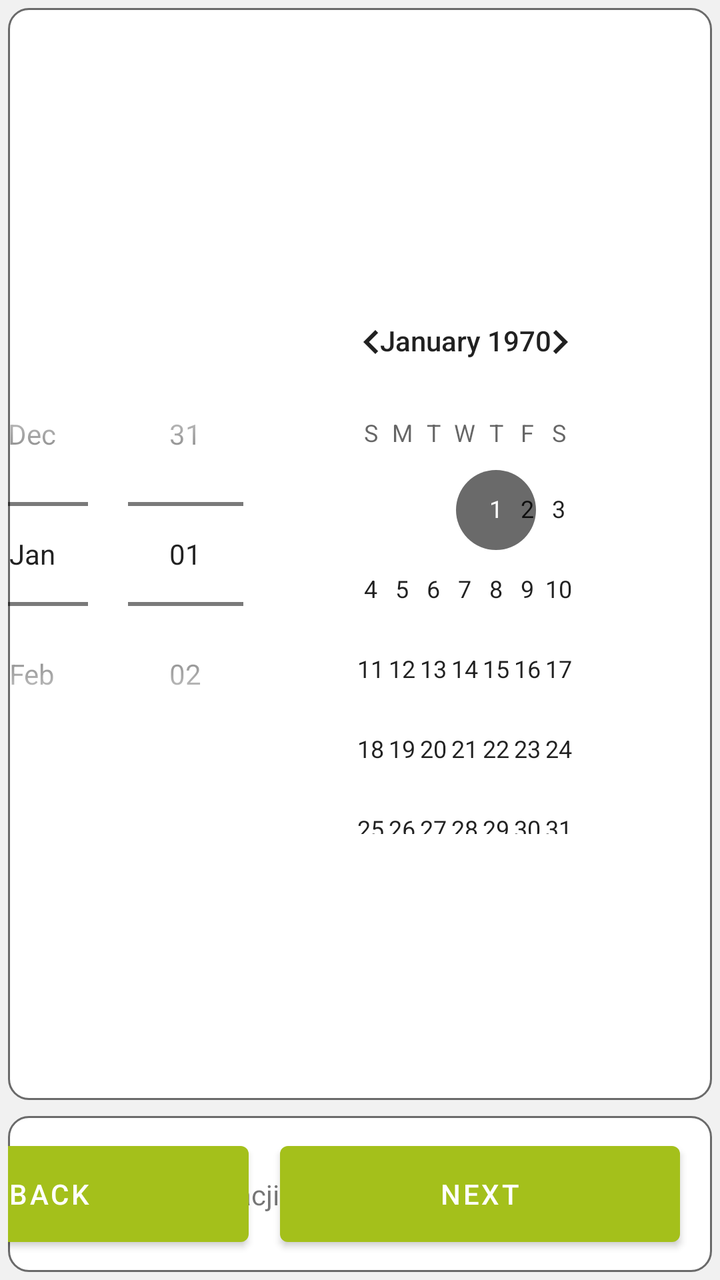
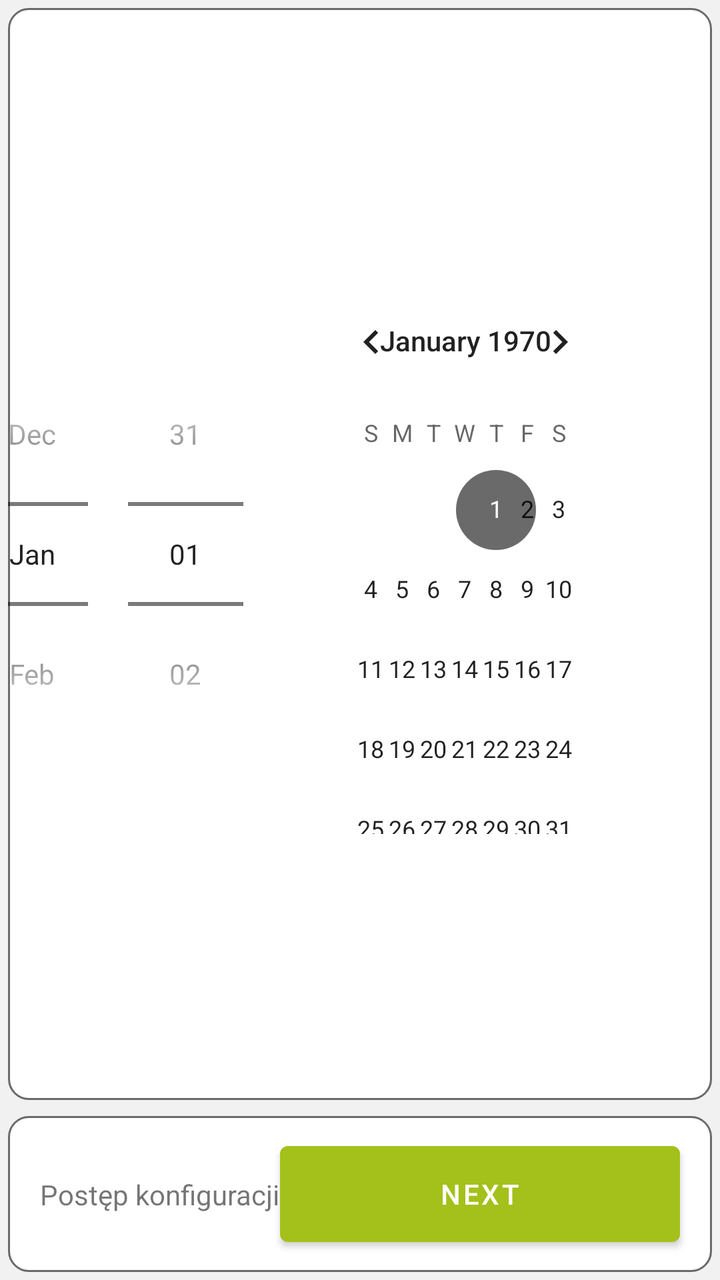

An Android layout rendered at two revisions. The XML below is the earlier revision; the diff shows what the commit changed to produce the second picture.
<!-- AndroidManifest.xml: application theme AppTheme -->
<!-- res/layout/fragment_creator_time_select.xml -->
<?xml version="1.0" encoding="utf-8"?>
<layout xmlns:android="http://schemas.android.com/apk/res/android"
    xmlns:app="http://schemas.android.com/apk/res-auto"
    xmlns:tools="http://schemas.android.com/tools">

    <data>

        <variable
            name="viewModel"
            type="eu.agribot.agribotapp.ui.fragment.taskcreator.timeselect.CreatorTimeSelectViewModel" />
    </data>

    <LinearLayout
        android:layout_width="match_parent"
        android:layout_height="match_parent"
        android:background="@color/background_gray"
        android:orientation="vertical">

            <LinearLayout
                android:layout_width="match_parent"
                android:layout_height="0dp"
                android:layout_weight="7"
                android:layout_margin="@dimen/margin_small"
                android:background="@drawable/rounded_corner_layout"
                android:gravity="center">


                <DatePicker
                    android:id="@+id/date_picker"
                    android:layout_width="wrap_content"
                    android:layout_height="wrap_content"
                    android:layout_gravity="center"
                    android:layout_margin="@dimen/margin_medium"
                    android:datePickerMode="spinner" />

                <TimePicker
                    android:id="@+id/time_picker"
                    android:layout_width="wrap_content"
                    android:layout_height="wrap_content"
                    android:layout_gravity="center"
                    android:layout_margin="@dimen/margin_medium"
                    android:timePickerMode="clock" />


                <androidx.appcompat.widget.SwitchCompat
                    android:id="@+id/time_activator"
                    android:layout_width="wrap_content"
                    android:layout_height="wrap_content"
                    android:layout_gravity="center"
                    android:checked="@{viewModel.isTimePreset()}"
                    android:layout_marginHorizontal="@dimen/margin_large" />

            </LinearLayout>


        <androidx.constraintlayout.widget.ConstraintLayout
            android:layout_width="match_parent"
            android:layout_height="0dp"
            android:layout_margin="@dimen/margin_small"
            android:layout_weight="1"
            android:background="@drawable/rounded_corner_layout"
            android:gravity="end"
            android:orientation="horizontal">

            <TextView
                android:id="@+id/textView7"
                android:layout_width="0dp"
                android:layout_height="wrap_content"
                android:layout_marginStart="@dimen/margin_large"
                android:layout_marginLeft="@dimen/margin_large"
                android:layout_marginEnd="@dimen/margin_large"
                android:layout_marginRight="@dimen/margin_large"
                android:text="@string/configuration_progress"
                app:layout_constraintBottom_toBottomOf="parent"
                app:layout_constraintStart_toStartOf="parent"
                app:layout_constraintTop_toTopOf="parent" />

            <ProgressBar
                android:id="@+id/progressBar"
                style="@style/Widget.AppCompat.ProgressBar.Horizontal"
                android:layout_width="200dp"
                android:layout_height="wrap_content"
                android:layout_marginStart="@dimen/margin_large"
                android:padding="@dimen/margin_large"
                android:progress="40"
                android:progressBackgroundTint="@color/base_green"
                android:progressTint="@color/base_green"
                app:layout_constraintBottom_toBottomOf="parent"
                app:layout_constraintStart_toEndOf="@+id/textView7"
                app:layout_constraintTop_toTopOf="parent" />

            <View
                android:layout_width="match_parent"
                android:layout_height="match_parent"
                app:layout_constraintBottom_toBottomOf="parent"
                app:layout_constraintEnd_toStartOf="@+id/left_button"
                app:layout_constraintTop_toTopOf="parent"/>

            <com.google.android.material.button.MaterialButton
                android:id="@+id/left_button"
                android:layout_width="200dp"
                android:layout_height="60dp"
                android:layout_marginEnd="@dimen/margin_large"
                android:text="@string/back_button"
                android:onClick="@{()-> viewModel.onPreviousButtonClicked()}"
                app:layout_constraintBottom_toBottomOf="parent"
                app:layout_constraintEnd_toStartOf="@+id/right_button"
                app:layout_constraintTop_toTopOf="parent" />

            <com.google.android.material.button.MaterialButton
                android:id="@+id/right_button"
                android:layout_width="200dp"
                android:layout_height="60dp"
                android:layout_marginEnd="@dimen/margin_large"
                android:onClick="@{()-> viewModel.onNextButtonClicked()}"
                android:text="@string/next_button"
                app:layout_constraintBottom_toBottomOf="parent"
                app:layout_constraintEnd_toEndOf="parent"
                app:layout_constraintTop_toTopOf="parent" />

        </androidx.constraintlayout.widget.ConstraintLayout>


    </LinearLayout>

</layout>
<!-- resources referenced by this layout -->
<resources>
  <color name="background_gray">#f1f1f1</color>
  <color name="base_green">#a4c01b</color>
  <dimen name="margin_large">16dp</dimen>
  <dimen name="margin_medium">8dp</dimen>
  <dimen name="margin_small">4dp</dimen>
  <!-- drawable rounded_corner_layout (drawable) -->
  <?xml version="1.0" encoding="utf-8"?>
  <shape xmlns:android="http://schemas.android.com/apk/res/android">
  
      <solid android:color="@android:color/white"/>
      <corners android:radius="10dp"/>
      <stroke
          android:width="1dp"
          android:color="@color/gray" />
  
  </shape>
  <string name="back_button">Back</string>
  <string name="configuration_progress">Postęp konfiguracji</string>
  <string name="next_button">Next</string>
  <style name="AppTheme" parent="Theme.MaterialComponents.Light.DarkActionBar">
          
          <item name="colorPrimary">@color/colorPrimary</item>
          <item name="colorPrimaryDark">@color/colorPrimaryDark</item>
          <item name="colorAccent">@color/colorAccent</item>
      </style>
  <color name="gray">#6A6A6A</color>
  <color name="colorPrimary">@color/base_green</color>
  <color name="colorPrimaryDark">@color/base_green_darker</color>
  <color name="colorAccent">@color/gray</color>
  <color name="base_green_darker">#839915</color>
</resources>

<!-- the commit's change to res/layout/fragment_creator_time_select.xml (unified diff, before → after) -->
@@ -67,9 +67,6 @@
                 android:layout_width="0dp"
                 android:layout_height="wrap_content"
                 android:layout_marginStart="@dimen/margin_large"
-                android:layout_marginLeft="@dimen/margin_large"
-                android:layout_marginEnd="@dimen/margin_large"
-                android:layout_marginRight="@dimen/margin_large"
                 android:text="@string/configuration_progress"
                 app:layout_constraintBottom_toBottomOf="parent"
                 app:layout_constraintStart_toStartOf="parent"
@@ -90,22 +87,14 @@
                 app:layout_constraintTop_toTopOf="parent" />
 
             <View
-                android:layout_width="match_parent"
+                android:id="@+id/view4"
+                android:layout_width="0dp"
                 android:layout_height="match_parent"
                 app:layout_constraintBottom_toBottomOf="parent"
-                app:layout_constraintEnd_toStartOf="@+id/left_button"
-                app:layout_constraintTop_toTopOf="parent"/>
+                app:layout_constraintEnd_toEndOf="parent"
+                app:layout_constraintStart_toStartOf="parent"
+                app:layout_constraintTop_toTopOf="parent" />
 
-            <com.google.android.material.button.MaterialButton
-                android:id="@+id/left_button"
-                android:layout_width="200dp"
-                android:layout_height="60dp"
-                android:layout_marginEnd="@dimen/margin_large"
-                android:text="@string/back_button"
-                android:onClick="@{()-> viewModel.onPreviousButtonClicked()}"
-                app:layout_constraintBottom_toBottomOf="parent"
-                app:layout_constraintEnd_toStartOf="@+id/right_button"
-                app:layout_constraintTop_toTopOf="parent" />
 
             <com.google.android.material.button.MaterialButton
                 android:id="@+id/right_button"
<!-- resource entries referenced after the edit -->
@@ -16,7 +16,6 @@
           android:color="@color/gray" />
   
   </shape>
-  <string name="back_button">Back</string>
   <string name="configuration_progress">Postęp konfiguracji</string>
   <string name="next_button">Next</string>
   <style name="AppTheme" parent="Theme.MaterialComponents.Light.DarkActionBar">
